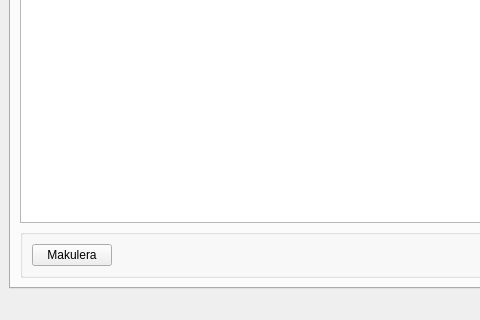
This is faktureramera.ui in jonasH/faktureramera as Qt 5 draws it before an edit; both pictures show x 0 to 480 and y 340 to 660 of the 800 by 660 pixel window. The edited form follows.
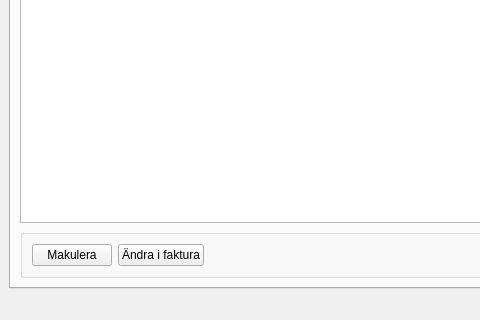
This is the edited form. The open tabs and pages were chosen to show the change.

Commit message: Halfway through feature change in bill

The edit to the form file:
```diff
--- a/faktureramera.ui
+++ b/faktureramera.ui
@@ -242,6 +242,13 @@
              </property>
             </widget>
            </item>
+           <item>
+            <widget class="QPushButton" name="editBillButton">
+             <property name="text">
+              <string>Ändra i faktura</string>
+             </property>
+            </widget>
+           </item>
            <item>
             <spacer name="horizontalSpacer">
              <property name="orientation">
```
Left out of the diff: 2 changed lines with no effect on the pictures. The commit also changes 6 other files.
